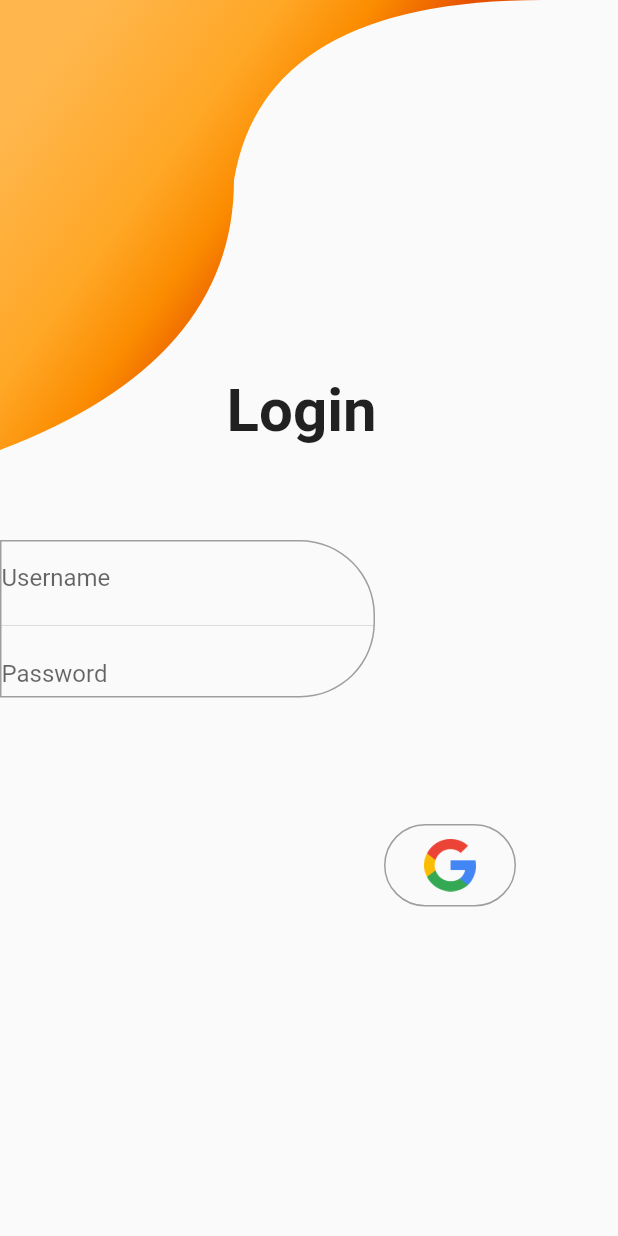
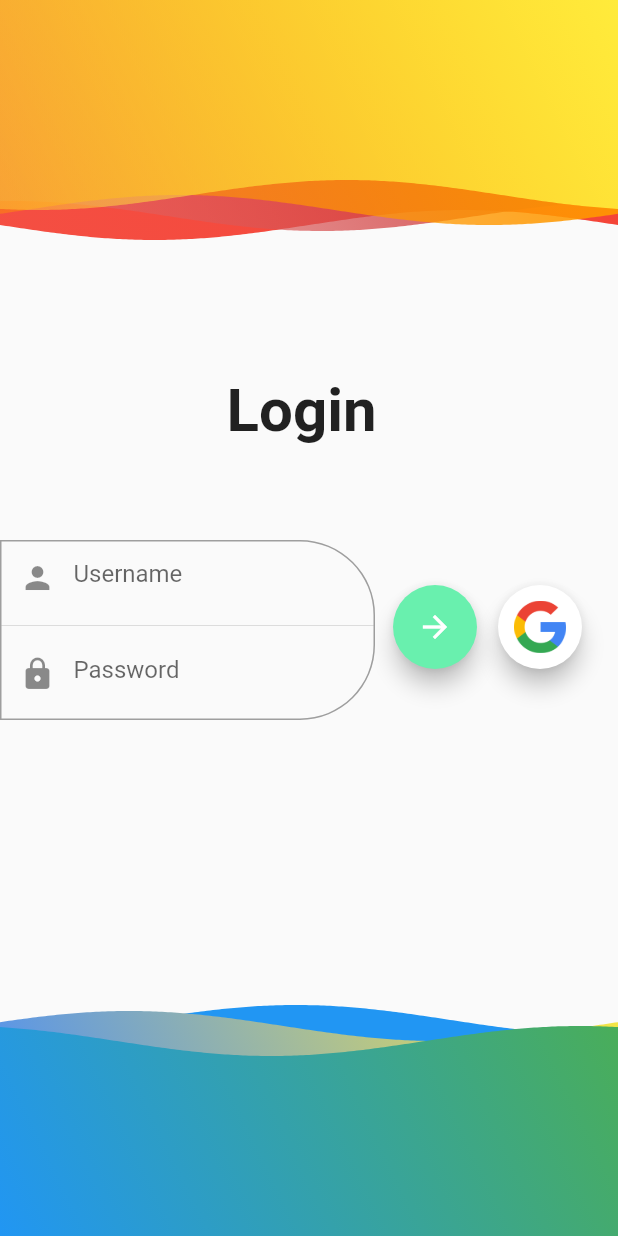
Before and after one commit to benf3632/salary_tracker, a Flutter app: the screen it shows after launch, on a phone screen of 412 x 824 dp. Run offline on Flutter 3.47's test engine with Material 2 defaults, Android fonts, the phone set to English and light mode, and no system bars; drawn by our look-alikes of wave; our stand-ins replace cloud_firestore, firebase_auth, flutter_datetime_picker, fluttertoast, google_sign_in, local_auth and 2 more; accounts and stored records are empty.

Commit message:
Change login design

```diff
--- a/lib/login_page.dart
+++ b/lib/login_page.dart
@@ -1,7 +1,9 @@
 import 'package:flutter/material.dart';
+import 'package:wave/config.dart';
 import 'sign_in.dart';
 import 'main_page.dart';
 import 'package:shared_preferences/shared_preferences.dart';
+import 'package:wave/wave.dart';
 
 
 class LoginPage extends StatefulWidget {
@@ -48,28 +50,9 @@ class _LoginPageState extends State<LoginPage> {
         var screenWidth = MediaQuery.of(context).size.width;
         var screenHeight = MediaQuery.of(context).size.height;
         return Scaffold(
+          resizeToAvoidBottomInset: false,
           body: Stack(
               children: <Widget> [
-                        ClipPath(
-                            child: Container(
-                                decoration: BoxDecoration(
-                                    gradient: LinearGradient(
-                                        begin: Alignment.topLeft,
-                                        end: Alignment.bottomRight,
-                                        stops: [0.1, 0.3, 0.4, 0.5],
-                                        colors: [
-                                            Colors.orange[300],
-                                            Colors.orange[400],
-                                            Colors.orange[600],
-                                            Colors.orange[900],
-                                        ]
-                                    ),
-                                ),
-                                width: screenWidth,
-                                height: 300,
-                            ),
-                            clipper: BottomWaveClipper(),
-                        ),
                 Container(
                     child: Text('Login', style: TextStyle(fontSize: 40.0, fontWeight: FontWeight.bold)),
                     margin: EdgeInsets.only(top: 250, left: screenWidth / 2 - 55),
@@ -80,53 +63,127 @@ class _LoginPageState extends State<LoginPage> {
                         border: Border.all(color: Colors.grey),
                     ),
                     child: Column(
-                                mainAxisAlignment: MainAxisAlignment.spaceBetween,
+                      //mainAxisAlignment: MainAxisAlignment.spaceBetween,
                       children: <Widget> [
-                                    TextField(
+                          Theme(
+                            data: Theme.of(context).copyWith(splashColor: Colors.transparent),
+                            child: TextField(
                               decoration: InputDecoration(
                                   border: InputBorder.none,
+                                  prefixIcon: Icon(Icons.person),
                                   hintText: 'Username',
                               )
                             ),
+                          ),
                           Divider(),
-                                    TextField(
+                          Theme(
+                            data: Theme.of(context).copyWith(splashColor: Colors.transparent),
+                            child: TextField(
                               obscureText: true,
                               decoration: InputDecoration(
                                   border: InputBorder.none,
+                                  prefixIcon: Icon(Icons.lock),
                                   hintText: 'Password',
                               )
+                            ),
                           ),
                       ]
                     ),
                     width: 250,
-                            height: 105,
+                    height: 120,
                     margin: EdgeInsets.only(top: 360),
                 ),
                 Container(
                     child: _signInButton(),
-                            margin: EdgeInsets.only(top: screenHeight - screenHeight / 3, left: screenWidth / 2 + 50),
+                    margin: EdgeInsets.only(top: 390, left: screenWidth - 80),
+                ),
+                Container(
+                    child: FloatingActionButton(
+                      heroTag: "Login",
+                        child: Icon(Icons.arrow_forward),
+                        backgroundColor: Colors.greenAccent,
+                        onPressed: () {}
+                    ),
+                    margin: EdgeInsets.only(top: 390, left: screenWidth - 150)
+                ),
+                Column(
+                  mainAxisAlignment: MainAxisAlignment.start,
+                  children: <Widget>[
+                  Container(
+                      height: 200,
+                      child: RotationTransition(
+                        turns: AlwaysStoppedAnimation(180 / 360),
+                        child: WaveWidget(
+                          config: CustomConfig(
+                            gradients: [
+                              [Colors.red, Color(0xEEF44336)],
+                              [Colors.red[800], Color(0x77E57373)],
+                              [Colors.orange, Color(0x66FF9800)],
+                              [Colors.yellow, Color(0x55FFEB3B)]
+                            ],
+                            durations: [35000, 19440, 10800, 6000],
+                            heightPercentages: [0.20, 0.23, 0.25, 0.30],
+                            blur: MaskFilter.blur(BlurStyle.solid, 10),
+                            gradientBegin: Alignment.bottomLeft,
+                            gradientEnd: Alignment.topRight,
+                          ),
+                          waveAmplitude: 0,
+                          size: Size(
+                            double.infinity,
+                            double.infinity,
+                          ),
+                        ),
                       )
+                    ),
+                    Container(
+                    height: 200,
+                    margin: EdgeInsets.only(top:screenHeight - 400),
+                    child: WaveWidget(
+                      config: CustomConfig(
+                        gradients: [
+
+                          [Colors.blue, Color(0xFF12EBC5)],
+                          [Colors.blue, Colors.blue[500]],
+                          [Colors.blueAccent, Colors.yellow],
+                          [Colors.blue, Colors.green],
+                        ],
+                        durations: [35000, 19440, 10800, 6000],
+                        heightPercentages: [0.50, 0.23, 0.25, 0.30],
+                        blur: MaskFilter.blur(BlurStyle.solid, 10),
+                        gradientBegin: Alignment.bottomLeft,
+                        gradientEnd: Alignment.topRight,
+                      ),
+                      waveAmplitude: 0,
+                      size: Size(
+                        double.infinity,
+                        double.infinity,
+                      ),
+                    ),
+                  ),
+                ],
+              ),
               ]
           )
         );
     }
 
     Widget _signInButton() {
-        return OutlineButton(
+        return FloatingActionButton(
+            heroTag: "GoogleLogin",
             splashColor: Colors.grey,
+            backgroundColor: Colors.white,
             onPressed: () {
-                signInWithGoogle().then((user) {print('Finished sign in');
+                signInWithGoogle().then((user) {
+                  if (user != null) {
+                    print('Finished sign in');
                     Navigator.pushReplacement(context,
                       MaterialPageRoute(
                         builder: (context) => MainPage(user: user)
                       )
                     );
+                  }
                 });
             },
-            shape: RoundedRectangleBorder(borderRadius: BorderRadius.circular(100)),
-            highlightElevation: 0,
-            borderSide: BorderSide(color: Colors.grey),
-            padding: const EdgeInsets.fromLTRB(0, 10, 0, 10),
             child: Image(image: AssetImage("assets/google_logo.png"), height: 35),
         );
     }
@@ -165,13 +222,14 @@ class Dialogs {
 }
 
 
-class BottomWaveClipper extends CustomClipper<Path> {
+class TopWaveClipper extends CustomClipper<Path> {
     @override
     Path getClip(Size size) {
         var path = Path();
         path.lineTo(0.0, size.height);
-        path.quadraticBezierTo(size.width / 2 - 50, size.height - 59, (size.width / 2 ) - 50, size.height / 2 - 30);
-        path.quadraticBezierTo(size.width / 2 - 30, 0.0, size.width - 50, 0.0);
+
+        path.quadraticBezierTo(size.width / 2 - 60, size.height - 59, (size.width / 2 ) - 50, size.height / 2 - 30);
+        path.quadraticBezierTo(size.width / 2 - 50, 0.0, size.width - 50, 0.0);
 
         path.close();
         return path;
@@ -180,3 +238,26 @@ class BottomWaveClipper extends CustomClipper<Path> {
     @override
     bool shouldReclip(CustomClipper<Path> oldClipper) => false;
 }
+
+
+class BottomWaveCliper extends CustomClipper<Path> {
+    @override
+    Path getClip(Size size) {
+        var path = Path();
+        path.moveTo(size.width, 0);
+
+        path.lineTo(0, size.height);
+        path.lineTo(size.width, size.height);
+        path.lineTo(size.width, 0);
+
+
+        path.quadraticBezierTo(size.width / 2 + 60, 10, size.width / 2, size.height / 2);
+        path.quadraticBezierTo(size.width / 2 - 40, size.height - 20, 0, size.height);
+
+        path.close();
+        return path;
+    }
+
+    @override
+    bool shouldReclip(CustomClipper<Path> oldClipper) => false;
+}
--- a/lib/sign_in.dart
+++ b/lib/sign_in.dart
@@ -6,6 +6,7 @@ final GoogleSignIn googleSignIn = GoogleSignIn();
 
 Future<FirebaseUser> signInWithGoogle() async {
     final GoogleSignInAccount  googleSignInAccount = await googleSignIn.signIn();
+    if (googleSignInAccount != null) {
       final GoogleSignInAuthentication googleSignInAuthentication =
               await googleSignInAccount.authentication;
 
@@ -22,10 +23,11 @@ Future<FirebaseUser> signInWithGoogle() async {
 
       return currentUser;
     }
+    return null;
+}
 
 void signOutGoogle() async {
     await googleSignIn.signOut();
-
     print('User Sign Out');
 }
 
--- a/pubspec.yaml
+++ b/pubspec.yaml
@@ -29,6 +29,7 @@ dependencies:
   google_sign_in: ^4.0.7
   cloud_firestore: ^0.12.9+5
   fluttertoast: ^3.1.3
+  wave: ^0.0.8
 
 dev_dependencies:
   flutter_test:
```
Lines whose indentation alone changed are shown as unchanged.
